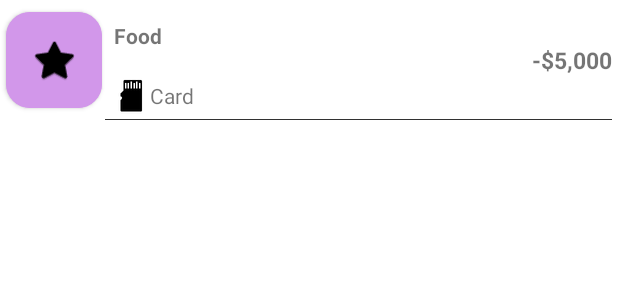
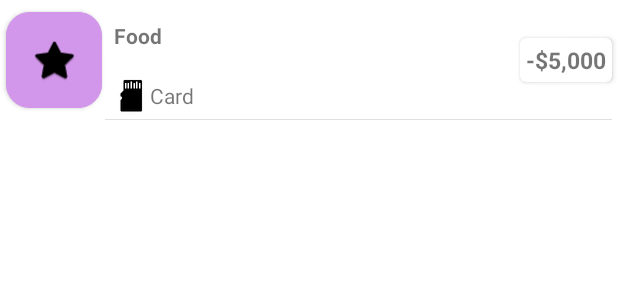
Before and after one commit to mahdi-hosseinnion/Jibam, an Android app: the layout layout_transaction_list_item.xml on its own in the app's theme, with its tools: preview values and no code run, on a phone screen of 412 x 824 dp. Shown: the top 300 px of the screen. Run offline under Robolectric (Android 15) with nearby library versions, the phone set to English and light mode, and no system bars.

Commit message:
solve some ui bugs

```diff
--- a/app/src/main/java/com/example/jibi/ui/main/transaction/TransactionFragment.kt
+++ b/app/src/main/java/com/example/jibi/ui/main/transaction/TransactionFragment.kt
@@ -97,7 +97,7 @@ constructor(
                     money = Random.nextInt(-1000, 1000),
                     memo = "mme${(System.currentTimeMillis())}",
                     cat_id = Random.nextInt(42),
-                    date = Random.nextInt(1604188800,1609286400)
+                    date = Random.nextInt(1608681600,1609286400)
                 )
             )
         )
--- a/app/src/main/res/drawable/bottom_sheet_bg.xml
+++ b/app/src/main/res/drawable/bottom_sheet_bg.xml
@@ -1,7 +1,7 @@
 <?xml version="1.0" encoding="utf-8"?>
 <shape xmlns:android="http://schemas.android.com/apk/res/android"
     android:shape="rectangle">
-    <solid android:color="#ffffff"/>
+    <solid android:color="@color/backGround_gray"/>
     <corners android:topLeftRadius="18dp"
         android:topRightRadius="18dp"/>
 
--- a/app/src/main/res/layout/layout_new_transaction_list_item.xml
+++ b/app/src/main/res/layout/layout_new_transaction_list_item.xml
@@ -6,7 +6,7 @@
     android:layout_height="wrap_content"
 
     android:layout_marginLeft="8dp"
-    android:layout_marginTop="8dp"
+    android:layout_marginTop="4dp"
     android:layout_marginRight="8dp"
     card_view:cardCornerRadius="8dp"
     card_view:cardElevation="4dp"
--- a/app/src/main/res/layout/layout_transaction_list_item.xml
+++ b/app/src/main/res/layout/layout_transaction_list_item.xml
@@ -5,8 +5,7 @@
     xmlns:tools="http://schemas.android.com/tools"
     android:id="@+id/root_transaction_item"
     android:layout_width="match_parent"
-    android:layout_height="80dp"
-   >
+    android:layout_height="80dp">
 
 
     <androidx.cardview.widget.CardView
@@ -46,7 +45,7 @@
         android:gravity="center"
         android:orientation="vertical"
         app:layout_constraintBottom_toBottomOf="parent"
-        app:layout_constraintEnd_toStartOf="@+id/price"
+        app:layout_constraintEnd_toStartOf="@+id/priceCard"
         app:layout_constraintStart_toEndOf="@+id/cardView"
         app:layout_constraintTop_toTopOf="parent">
 
@@ -80,17 +79,34 @@
 
     </LinearLayout>
 
-    <TextView
-        android:id="@+id/price"
+    <androidx.cardview.widget.CardView
+        android:id="@+id/priceCard"
         android:layout_width="wrap_content"
-        android:layout_height="match_parent"
-        android:gravity="center|end"
-        android:padding="4dp"
-        android:textSize="15sp"
-        android:textStyle="bold"
+        android:layout_height="wrap_content"
+        android:layout_margin="4dp"
+        android:layout_marginStart="4dp"
+        android:layout_marginTop="4dp"
+        android:layout_marginEnd="4dp"
+        android:layout_marginBottom="4dp"
+        android:foregroundGravity="center"
+        app:cardCornerRadius="4dp"
+        app:layout_constraintBottom_toBottomOf="parent"
         app:layout_constraintEnd_toEndOf="parent"
+        app:layout_constraintHorizontal_bias="1.0"
         app:layout_constraintStart_toEndOf="@+id/linear"
-        tools:text="-$5,000" />
+        app:layout_constraintTop_toTopOf="parent">
+
+        <TextView
+            android:id="@+id/price"
+            android:layout_width="wrap_content"
+            android:layout_height="wrap_content"
+            android:gravity="center|end"
+            android:padding="4dp"
+            android:textSize="15sp"
+            android:textStyle="bold"
+
+            tools:text="-$5,000" />
+    </androidx.cardview.widget.CardView>
 
     <View
         android:id="@+id/transaction_divider"
@@ -98,7 +114,7 @@
         android:layout_height="0.5dp"
         android:layout_marginStart="70dp"
         android:layout_marginEnd="4dp"
-        android:background="#323232"
+        android:background="#1F000000"
         app:layout_constraintBottom_toBottomOf="parent"
         app:layout_constraintEnd_toEndOf="parent"
         app:layout_constraintStart_toStartOf="parent" />
--- a/app/src/main/res/values/colors.xml
+++ b/app/src/main/res/values/colors.xml
@@ -7,6 +7,10 @@
     <color name="teal_700">#FF018786</color>
     <color name="black">#FF000000</color>
     <color name="white">#FFFFFFFF</color>
-    <color name="backGround_gray">#D2D2D2</color>
+    <color name="backGround_gray">#F9F8F7</color>
     <color name="backGround_white">#80CBC4</color>
+    <color name="expensesColor">#FFDDE3</color>
+    <color name="incomeColor">#C5F7E6</color>
+    <color name="expensesTextColor">#FB2946</color>
+    <color name="incomeTextColor">#00D188</color>
 </resources>
```
Also changed, not shown: app/src/main/java/com/example/jibi/ui/main/transaction/SubTransactionListAdapter.kt (+19 -5 lines), app/src/main/java/com/example/jibi/ui/main/transaction/TransactionListAdapter.kt (+28 -11 lines), app/src/main/res/layout/fragment_transaction.xml (+6 -5 lines).
